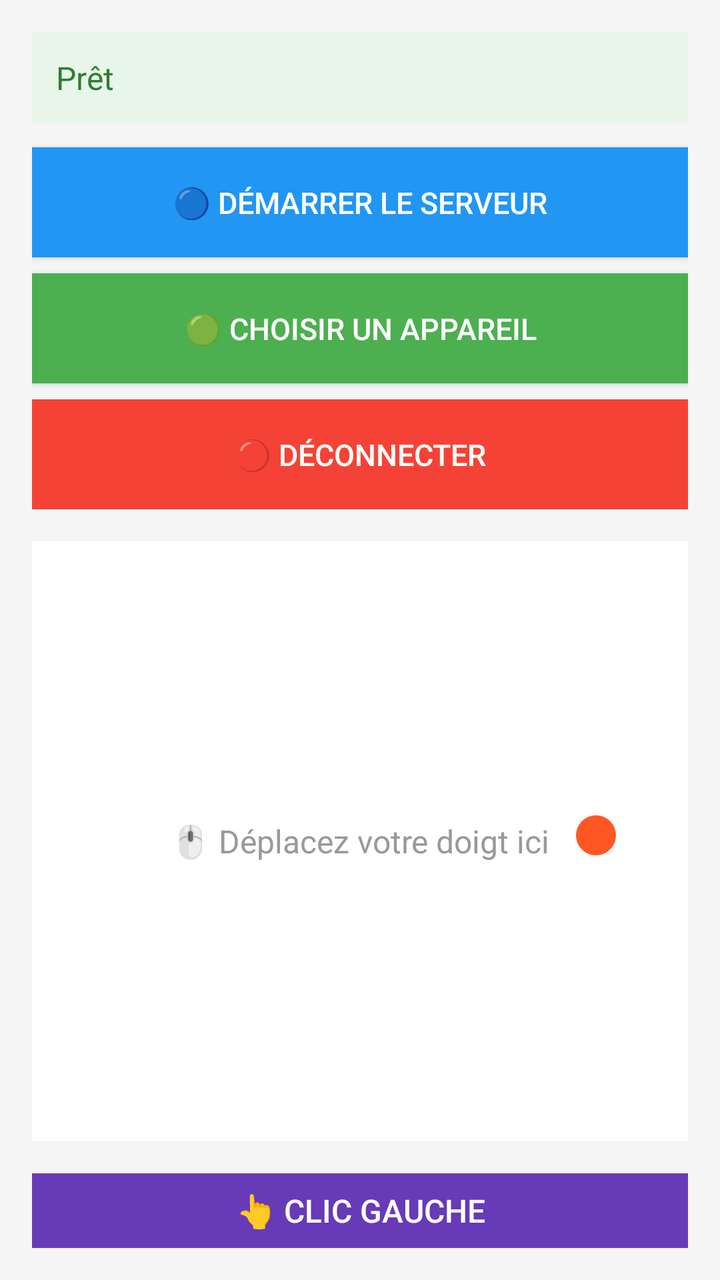
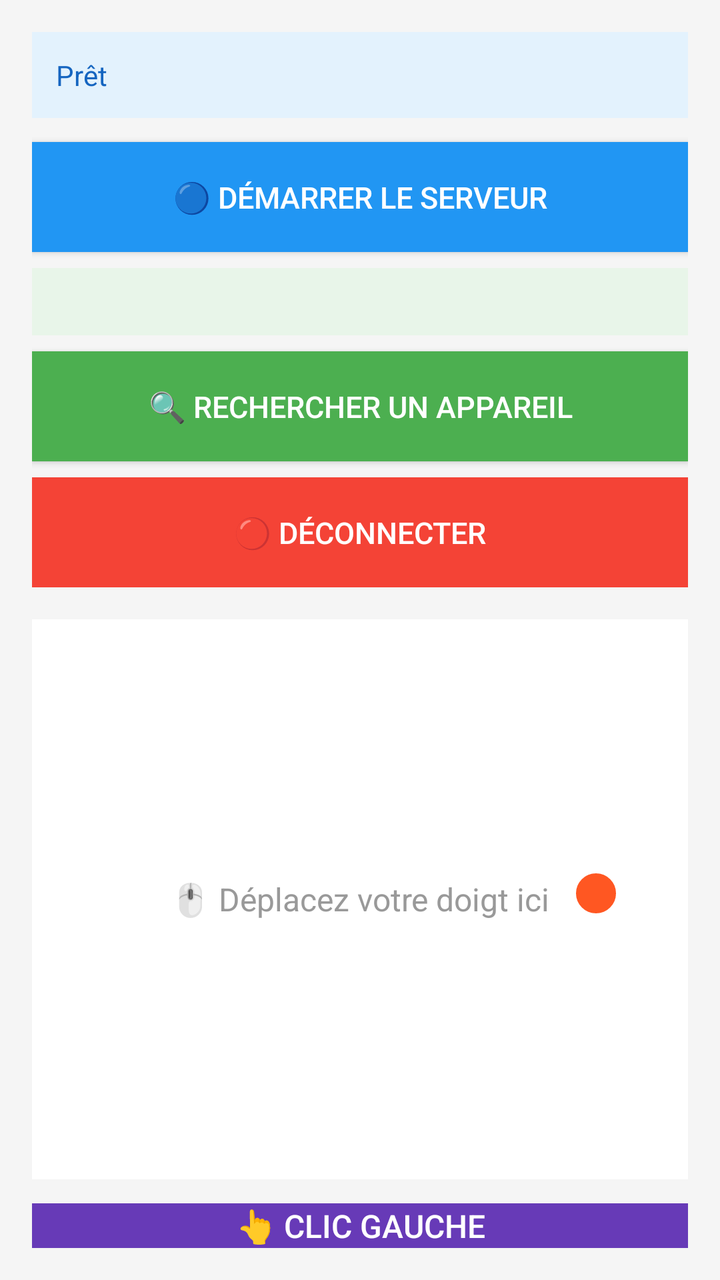

The first picture is an Android layout as it rendered before a commit; the second is the same layout after the commit. The layout source and the unified diff follow.
<!-- AndroidManifest.xml: application theme Theme.AppCompat.Light.NoActionBar -->
<!-- res/layout/activity_main.xml -->
<?xml version="1.0" encoding="utf-8"?>
<RelativeLayout xmlns:android="http://schemas.android.com/apk/res/android"
    android:layout_width="match_parent"
    android:layout_height="match_parent"
    android:padding="16dp"
    android:background="#F5F5F5">

    <TextView
        android:id="@+id/tvStatus"
        android:layout_width="match_parent"
        android:layout_height="wrap_content"
        android:text="Prêt"
        android:textSize="16sp"
        android:padding="12dp"
        android:background="#E8F5E9"
        android:textColor="#2E7D32"/>

    <Button
        android:id="@+id/btnServer"
        android:layout_width="match_parent"
        android:layout_height="55dp"
        android:layout_below="@id/tvStatus"
        android:layout_marginTop="12dp"
        android:text="🔵 DÉMARRER LE SERVEUR"
        android:background="#2196F3"
        android:textColor="#FFFFFF"
        android:textSize="15sp"/>

    <Button
        android:id="@+id/btnConnect"
        android:layout_width="match_parent"
        android:layout_height="55dp"
        android:layout_below="@id/btnServer"
        android:layout_marginTop="8dp"
        android:text="🟢 CHOISIR UN APPAREIL"
        android:background="#4CAF50"
        android:textColor="#FFFFFF"
        android:textSize="15sp"/>

    <Button
        android:id="@+id/btnDisconnect"
        android:layout_width="match_parent"
        android:layout_height="55dp"
        android:layout_below="@id/btnConnect"
        android:layout_marginTop="8dp"
        android:text="🔴 DÉCONNECTER"
        android:background="#F44336"
        android:textColor="#FFFFFF"
        android:textSize="15sp"
        android:enabled="false"/>

    <FrameLayout
        android:id="@+id/touchpad"
        android:layout_width="match_parent"
        android:layout_height="300dp"
        android:layout_below="@id/btnDisconnect"
        android:layout_marginTop="16dp"
        android:background="#FFFFFF"
        android:layout_marginBottom="16dp"
        android:enabled="false">

        <TextView
            android:layout_width="match_parent"
            android:layout_height="match_parent"
            android:text="🖱️ Déplacez votre doigt ici"
            android:gravity="center"
            android:textColor="#999999"
            android:textSize="16sp"/>

        <View
            android:id="@+id/cursor"
            android:layout_width="24dp"
            android:layout_height="24dp"
            android:background="@drawable/cursor_shape"
            android:layout_gravity="top|left"
            android:translationX="270dp"
            android:translationY="135dp"/>
    </FrameLayout>

    <Button
        android:id="@+id/btnClick"
        android:layout_width="match_parent"
        android:layout_height="60dp"
        android:layout_below="@id/touchpad"
        android:text="👆 CLIC GAUCHE"
        android:background="#673AB7"
        android:textColor="#FFFFFF"
        android:textSize="16sp"
        android:enabled="false"/>

</RelativeLayout>
<!-- resources referenced by this layout -->
<resources>
  <!-- drawable cursor_shape (drawable) -->
  <?xml version="1.0" encoding="utf-8"?>
  <shape xmlns:android="http://schemas.android.com/apk/res/android"
      android:shape="oval">
      <solid android:color="#FF5722"/>
      <stroke android:width="2dp" android:color="#FFFFFF"/>
  </shape>
</resources>

<!-- the commit's change to res/layout/activity_main.xml (unified diff, before → after) -->
@@ -10,10 +10,10 @@
         android:layout_width="match_parent"
         android:layout_height="wrap_content"
         android:text="Prêt"
-        android:textSize="16sp"
+        android:textSize="14sp"
         android:padding="12dp"
-        android:background="#E8F5E9"
-        android:textColor="#2E7D32"/>
+        android:background="#E3F2FD"
+        android:textColor="#1565C0"/>
 
     <Button
         android:id="@+id/btnServer"
@@ -26,13 +26,25 @@
         android:textColor="#FFFFFF"
         android:textSize="15sp"/>
 
+    <TextView
+        android:id="@+id/tvFound"
+        android:layout_width="match_parent"
+        android:layout_height="wrap_content"
+        android:layout_below="@id/btnServer"
+        android:layout_marginTop="8dp"
+        android:text=""
+        android:textSize="13sp"
+        android:textColor="#2E7D32"
+        android:padding="8dp"
+        android:background="#E8F5E9"/>
+
     <Button
-        android:id="@+id/btnConnect"
+        android:id="@+id/btnScan"
         android:layout_width="match_parent"
         android:layout_height="55dp"
-        android:layout_below="@id/btnServer"
+        android:layout_below="@id/tvFound"
         android:layout_marginTop="8dp"
-        android:text="🟢 CHOISIR UN APPAREIL"
+        android:text="🔍 RECHERCHER UN APPAREIL"
         android:background="#4CAF50"
         android:textColor="#FFFFFF"
         android:textSize="15sp"/>
@@ -41,7 +53,7 @@
         android:id="@+id/btnDisconnect"
         android:layout_width="match_parent"
         android:layout_height="55dp"
-        android:layout_below="@id/btnConnect"
+        android:layout_below="@id/btnScan"
         android:layout_marginTop="8dp"
         android:text="🔴 DÉCONNECTER"
         android:background="#F44336"
@@ -52,11 +64,11 @@
     <FrameLayout
         android:id="@+id/touchpad"
         android:layout_width="match_parent"
-        android:layout_height="300dp"
+        android:layout_height="280dp"
         android:layout_below="@id/btnDisconnect"
         android:layout_marginTop="16dp"
         android:background="#FFFFFF"
-        android:layout_marginBottom="16dp"
+        android:layout_marginBottom="12dp"
         android:enabled="false">
 
         <TextView
@@ -74,13 +86,13 @@
             android:background="@drawable/cursor_shape"
             android:layout_gravity="top|left"
             android:translationX="270dp"
-            android:translationY="135dp"/>
+            android:translationY="125dp"/>
     </FrameLayout>
 
     <Button
         android:id="@+id/btnClick"
         android:layout_width="match_parent"
-        android:layout_height="60dp"
+        android:layout_height="55dp"
         android:layout_below="@id/touchpad"
         android:text="👆 CLIC GAUCHE"
         android:background="#673AB7"
